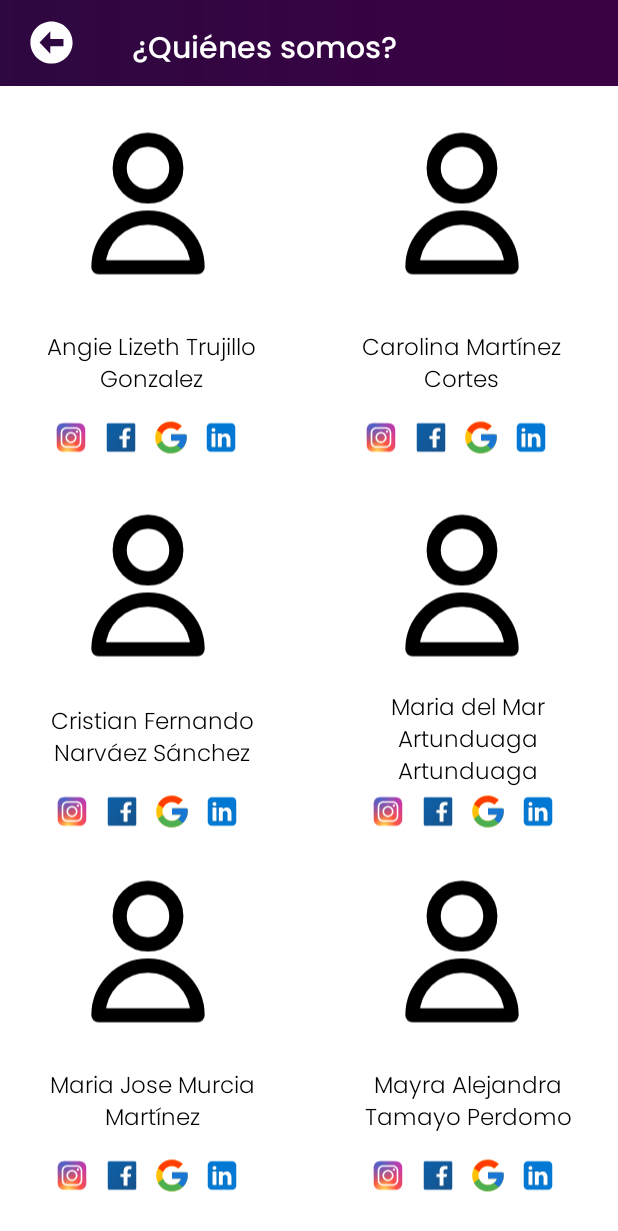
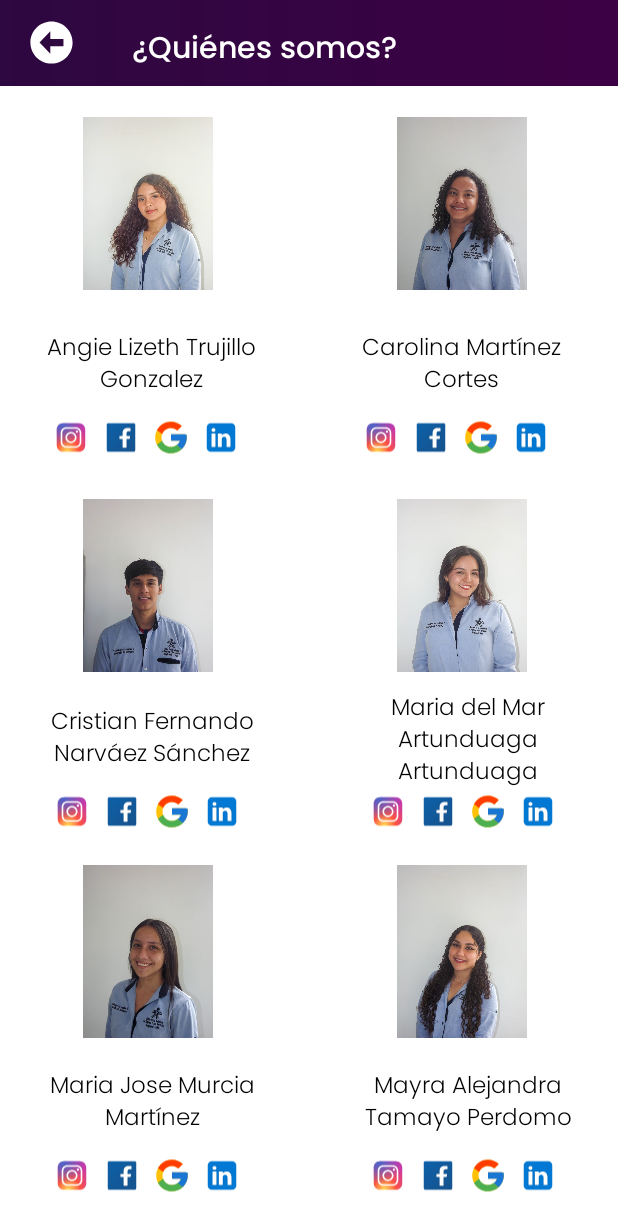
Before and after one commit to Crisaww/Android, an Android app: the quienes_somos screen opened directly, with no data from a screen before it, on a phone screen of 412 x 824 dp. Shown: the top 1231 px of the screen. Run offline under Robolectric (Android 15) with nearby library versions, the phone set to English and light mode, and no system bars.

Commit message:
se colocaron las fotos

```diff
--- a/EjerciciosAndroid/mockupTaller/mockupTaller/app/src/main/res/layout/quienes_somos.xml
+++ b/EjerciciosAndroid/mockupTaller/mockupTaller/app/src/main/res/layout/quienes_somos.xml
@@ -63,7 +63,7 @@
         app:layout_constraintStart_toStartOf="parent"
         app:layout_constraintTop_toTopOf="parent"
         app:layout_constraintVertical_bias="0.11"
-        app:srcCompat="@drawable/usuario" />
+        app:srcCompat="@drawable/angie" />
 
     <TextView
         android:id="@+id/textAngie"
@@ -132,7 +132,7 @@
         app:layout_constraintStart_toStartOf="parent"
         app:layout_constraintTop_toTopOf="parent"
         app:layout_constraintVertical_bias="0.11"
-        app:srcCompat="@drawable/usuario" />
+        app:srcCompat="@drawable/carolina" />
 
     <TextView
         android:id="@+id/textCarolina"
@@ -201,7 +201,7 @@
         app:layout_constraintStart_toStartOf="parent"
         app:layout_constraintTop_toTopOf="parent"
         app:layout_constraintVertical_bias="0.469"
-        app:srcCompat="@drawable/usuario" />
+        app:srcCompat="@drawable/cristian" />
 
     <TextView
         android:id="@+id/textCristian"
@@ -270,7 +270,7 @@
         app:layout_constraintStart_toStartOf="parent"
         app:layout_constraintTop_toTopOf="parent"
         app:layout_constraintVertical_bias="0.469"
-        app:srcCompat="@drawable/usuario" />
+        app:srcCompat="@drawable/mar" />
 
     <TextView
         android:id="@+id/textMar"
@@ -331,7 +331,6 @@
     <ImageView
         android:id="@+id/imagemaria"
         android:layout_width="113dp"
-
         android:layout_height="115dp"
         app:iconTint="#000000"
         app:layout_constraintBottom_toBottomOf="parent"
@@ -340,7 +339,7 @@
         app:layout_constraintStart_toStartOf="parent"
         app:layout_constraintTop_toTopOf="parent"
         app:layout_constraintVertical_bias="0.814"
-        app:srcCompat="@drawable/usuario" />
+        app:srcCompat="@drawable/maria" />
 
     <TextView
         android:id="@+id/textMaria"
@@ -409,7 +408,7 @@
         app:layout_constraintStart_toStartOf="parent"
         app:layout_constraintTop_toTopOf="parent"
         app:layout_constraintVertical_bias="0.814"
-        app:srcCompat="@drawable/usuario" />
+        app:srcCompat="@drawable/mayra" />
 
     <TextView
         android:id="@+id/textMayra"
--- a/EjerciciosAndroid/mockupTaller/mockupTaller/app/src/main/res/values-night/themes.xml
+++ /dev/null
@@ -1,16 +0,0 @@
-<resources xmlns:tools="http://schemas.android.com/tools">
-    <!-- Base application theme for dark mode. -->
-    <style name="Base.Theme.MockupTaller" parent="Theme.Material3.DayNight.NoActionBar">
-        <!-- Customize your dark theme here. -->
-        <item name="colorPrimary">@color/my_dark_primary</item>
-        <item name="colorOnPrimary">@color/my_dark_on_primary</item>
-        <item name="colorSurface">@color/my_dark_surface</item>
-        <item name="colorOnSurface">@color/my_dark_on_surface</item>
-        <!-- Add more theme attributes for the dark theme here. -->
-    </style>
-
-    <!-- Optional: Add a custom dark theme if needed -->
-    <style name="Theme.custom" parent="Base.Theme.MockupTaller">
-        <item name="android:textAllCaps">false</item>
-    </style>
-</resources>
```
Also changed, not shown: EjerciciosAndroid/mockupTaller/mockupTaller/app/src/main/res/drawable/angie.jpg (added), EjerciciosAndroid/mockupTaller/mockupTaller/app/src/main/res/drawable/carolina.jpg (added), EjerciciosAndroid/mockupTaller/mockupTaller/app/src/main/res/drawable/cristian.jpg (added), EjerciciosAndroid/mockupTaller/mockupTaller/app/src/main/res/drawable/mar.jpg (added), EjerciciosAndroid/mockupTaller/mockupTaller/app/src/main/res/drawable/maria.jpg (added), EjerciciosAndroid/mockupTaller/mockupTaller/app/src/main/res/drawable/mayra.jpg (added).
